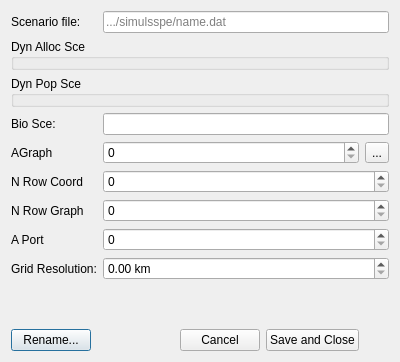
Qt form qtgui/scenariodialog.ui (frabas/DISPLACE_GUI) before a commit.
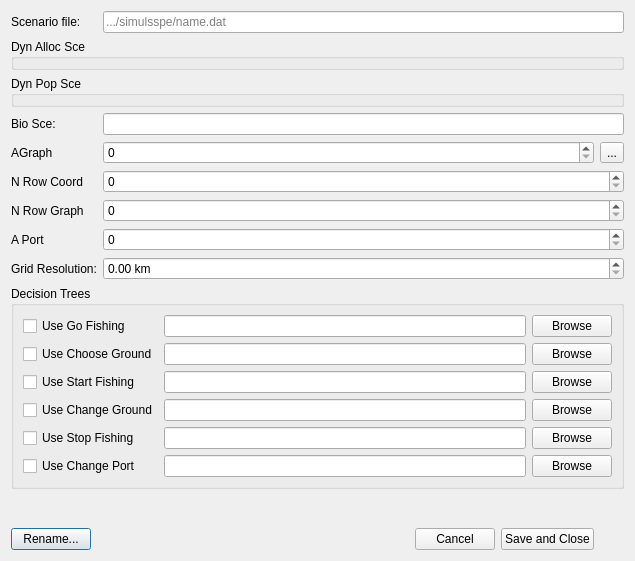
The same form after that commit.

Commit message: Scenario Dialog: dtree selection for different vessel states

```diff
--- a/qtgui/scenariodialog.ui
+++ b/qtgui/scenariodialog.ui
@@ -6,39 +6,18 @@
    <rect>
     <x>0</x>
     <y>0</y>
-    <width>400</width>
-    <height>362</height>
+    <width>635</width>
+    <height>561</height>
    </rect>
   </property>
   <property name="windowTitle">
    <string>Scenario</string>
   </property>
-  <layout class="QGridLayout" name="gridLayout" columnstretch="0,1,0" columnminimumwidth="0,0,0">
-   <item row="0" column="0">
-    <widget class="QLabel" name="label">
-     <property name="text">
-      <string>Scenario file:</string>
-     </property>
-    </widget>
-   </item>
-   <item row="0" column="1" colspan="2">
-    <widget class="QLineEdit" name="scenarioPath">
-     <property name="placeholderText">
-      <string>.../simulsspe/name.dat</string>
-     </property>
-    </widget>
-   </item>
-   <item row="1" column="0" colspan="3">
-    <widget class="QGroupBox" name="group_dyn_alloc_sce">
-     <property name="title">
-      <string>Dyn Alloc Sce</string>
-     </property>
-    </widget>
-   </item>
-   <item row="2" column="0" colspan="3">
-    <widget class="QGroupBox" name="group_dyn_pop_sce">
-     <property name="title">
-      <string>Dyn Pop Sce</string>
+  <layout class="QGridLayout" name="gridLayout" columnstretch="0,1,0,0" columnminimumwidth="0,0,0,0">
+   <item row="5" column="1" colspan="2">
+    <widget class="QSpinBox" name="nrowcoord">
+     <property name="maximum">
+      <number>1000000</number>
      </property>
     </widget>
    </item>
@@ -49,51 +28,6 @@
      </property>
     </widget>
    </item>
-   <item row="3" column="1" colspan="2">
-    <widget class="QLineEdit" name="biol_sce"/>
-   </item>
-   <item row="4" column="0">
-    <widget class="QLabel" name="label_4">
-     <property name="text">
-      <string>AGraph</string>
-     </property>
-    </widget>
-   </item>
-   <item row="4" column="1">
-    <widget class="QSpinBox" name="agraph">
-     <property name="maximum">
-      <number>100000</number>
-     </property>
-    </widget>
-   </item>
-   <item row="4" column="2">
-    <widget class="QToolButton" name="graphBrowse">
-     <property name="text">
-      <string>...</string>
-     </property>
-    </widget>
-   </item>
-   <item row="5" column="0">
-    <widget class="QLabel" name="label_8">
-     <property name="text">
-      <string>N Row Coord</string>
-     </property>
-    </widget>
-   </item>
-   <item row="6" column="0">
-    <widget class="QLabel" name="label_5">
-     <property name="text">
-      <string>N Row Graph</string>
-     </property>
-    </widget>
-   </item>
-   <item row="7" column="0">
-    <widget class="QLabel" name="label_6">
-     <property name="text">
-      <string>A Port</string>
-     </property>
-    </widget>
-   </item>
    <item row="8" column="0">
     <widget class="QLabel" name="label_7">
      <property name="text">
@@ -101,7 +35,17 @@
      </property>
     </widget>
    </item>
-   <item row="9" column="1">
+   <item row="4" column="0">
+    <widget class="QLabel" name="label_4">
+     <property name="text">
+      <string>AGraph</string>
+     </property>
+    </widget>
+   </item>
+   <item row="3" column="1" colspan="2">
+    <widget class="QLineEdit" name="biol_sce"/>
+   </item>
+   <item row="11" column="1">
     <spacer name="verticalSpacer">
      <property name="orientation">
       <enum>Qt::Vertical</enum>
@@ -114,7 +58,14 @@
      </property>
     </spacer>
    </item>
-   <item row="10" column="0" colspan="2">
+   <item row="6" column="0">
+    <widget class="QLabel" name="label_5">
+     <property name="text">
+      <string>N Row Graph</string>
+     </property>
+    </widget>
+   </item>
+   <item row="12" column="0" colspan="2">
     <layout class="QHBoxLayout" name="horizontalLayout">
      <item>
       <widget class="QPushButton" name="rename">
@@ -152,24 +103,10 @@
      </item>
     </layout>
    </item>
-   <item row="5" column="1" colspan="2">
-    <widget class="QSpinBox" name="nrowcoord">
-     <property name="maximum">
-      <number>1000000</number>
-     </property>
-    </widget>
-   </item>
-   <item row="6" column="1" colspan="2">
-    <widget class="QSpinBox" name="nrowgraph">
-     <property name="maximum">
-      <number>1000000</number>
-     </property>
-    </widget>
-   </item>
-   <item row="7" column="1" colspan="2">
-    <widget class="QSpinBox" name="aport">
-     <property name="maximum">
-      <number>100000</number>
+   <item row="5" column="0">
+    <widget class="QLabel" name="label_8">
+     <property name="text">
+      <string>N Row Coord</string>
      </property>
     </widget>
    </item>
@@ -186,6 +123,180 @@
      </property>
     </widget>
    </item>
+   <item row="4" column="2">
+    <widget class="QToolButton" name="graphBrowse">
+     <property name="text">
+      <string>...</string>
+     </property>
+    </widget>
+   </item>
+   <item row="4" column="1">
+    <widget class="QSpinBox" name="agraph">
+     <property name="maximum">
+      <number>100000</number>
+     </property>
+    </widget>
+   </item>
+   <item row="2" column="0" colspan="3">
+    <widget class="QGroupBox" name="group_dyn_pop_sce">
+     <property name="title">
+      <string>Dyn Pop Sce</string>
+     </property>
+    </widget>
+   </item>
+   <item row="6" column="1" colspan="2">
+    <widget class="QSpinBox" name="nrowgraph">
+     <property name="maximum">
+      <number>1000000</number>
+     </property>
+    </widget>
+   </item>
+   <item row="7" column="1" colspan="2">
+    <widget class="QSpinBox" name="aport">
+     <property name="maximum">
+      <number>100000</number>
+     </property>
+    </widget>
+   </item>
+   <item row="0" column="1" colspan="2">
+    <widget class="QLineEdit" name="scenarioPath">
+     <property name="placeholderText">
+      <string>.../simulsspe/name.dat</string>
+     </property>
+    </widget>
+   </item>
+   <item row="0" column="0">
+    <widget class="QLabel" name="label">
+     <property name="text">
+      <string>Scenario file:</string>
+     </property>
+    </widget>
+   </item>
+   <item row="7" column="0">
+    <widget class="QLabel" name="label_6">
+     <property name="text">
+      <string>A Port</string>
+     </property>
+    </widget>
+   </item>
+   <item row="1" column="0" colspan="3">
+    <widget class="QGroupBox" name="group_dyn_alloc_sce">
+     <property name="title">
+      <string>Dyn Alloc Sce</string>
+     </property>
+    </widget>
+   </item>
+   <item row="9" column="0" colspan="3">
+    <widget class="QGroupBox" name="groupBox">
+     <property name="title">
+      <string>Decision Trees</string>
+     </property>
+     <layout class="QGridLayout" name="gridLayout_2">
+      <item row="0" column="0">
+       <widget class="QCheckBox" name="dt_enable_go_fishing">
+        <property name="text">
+         <string>Use Go Fishing</string>
+        </property>
+       </widget>
+      </item>
+      <item row="4" column="0">
+       <widget class="QCheckBox" name="dt_enable_stop_fishing">
+        <property name="text">
+         <string>Use Stop Fishing</string>
+        </property>
+       </widget>
+      </item>
+      <item row="2" column="0">
+       <widget class="QCheckBox" name="dt_enable_start_fishing">
+        <property name="text">
+         <string>Use Start Fishing</string>
+        </property>
+       </widget>
+      </item>
+      <item row="0" column="1">
+       <widget class="QLineEdit" name="dt_go_fishing"/>
+      </item>
+      <item row="1" column="0">
+       <widget class="QCheckBox" name="dt_enable_choose_ground">
+        <property name="text">
+         <string>Use Choose Ground</string>
+        </property>
+       </widget>
+      </item>
+      <item row="0" column="2">
+       <widget class="QPushButton" name="dt_browse_go_fishing">
+        <property name="text">
+         <string>Browse</string>
+        </property>
+       </widget>
+      </item>
+      <item row="3" column="0">
+       <widget class="QCheckBox" name="dt_enable_change_ground">
+        <property name="text">
+         <string>Use Change Ground</string>
+        </property>
+       </widget>
+      </item>
+      <item row="5" column="0">
+       <widget class="QCheckBox" name="dt_enable_change_port">
+        <property name="text">
+         <string>Use Change Port</string>
+        </property>
+       </widget>
+      </item>
+      <item row="1" column="1">
+       <widget class="QLineEdit" name="dt_choose_ground"/>
+      </item>
+      <item row="2" column="1">
+       <widget class="QLineEdit" name="dt_start_fishing"/>
+      </item>
+      <item row="3" column="1">
+       <widget class="QLineEdit" name="dt_change_ground"/>
+      </item>
+      <item row="4" column="1">
+       <widget class="QLineEdit" name="dt_stop_fishing"/>
+      </item>
+      <item row="5" column="1">
+       <widget class="QLineEdit" name="dt_change_port"/>
+      </item>
+      <item row="1" column="2">
+       <widget class="QPushButton" name="dt_browse_choose_ground">
+        <property name="text">
+         <string>Browse</string>
+        </property>
+       </widget>
+      </item>
+      <item row="2" column="2">
+       <widget class="QPushButton" name="dt_browse_start_fishing">
+        <property name="text">
+         <string>Browse</string>
+        </property>
+       </widget>
+      </item>
+      <item row="3" column="2">
+       <widget class="QPushButton" name="dt_browse_change_ground">
+        <property name="text">
+         <string>Browse</string>
+        </property>
+       </widget>
+      </item>
+      <item row="4" column="2">
+       <widget class="QPushButton" name="dt_browse_stop_fishing">
+        <property name="text">
+         <string>Browse</string>
+        </property>
+       </widget>
+      </item>
+      <item row="5" column="2">
+       <widget class="QPushButton" name="dt_browse_change_port">
+        <property name="text">
+         <string>Browse</string>
+        </property>
+       </widget>
+      </item>
+     </layout>
+    </widget>
+   </item>
   </layout>
  </widget>
  <tabstops>
```
Left out of the diff: 4 changed lines with no effect on the pictures. The commit also changes 4 other files.
